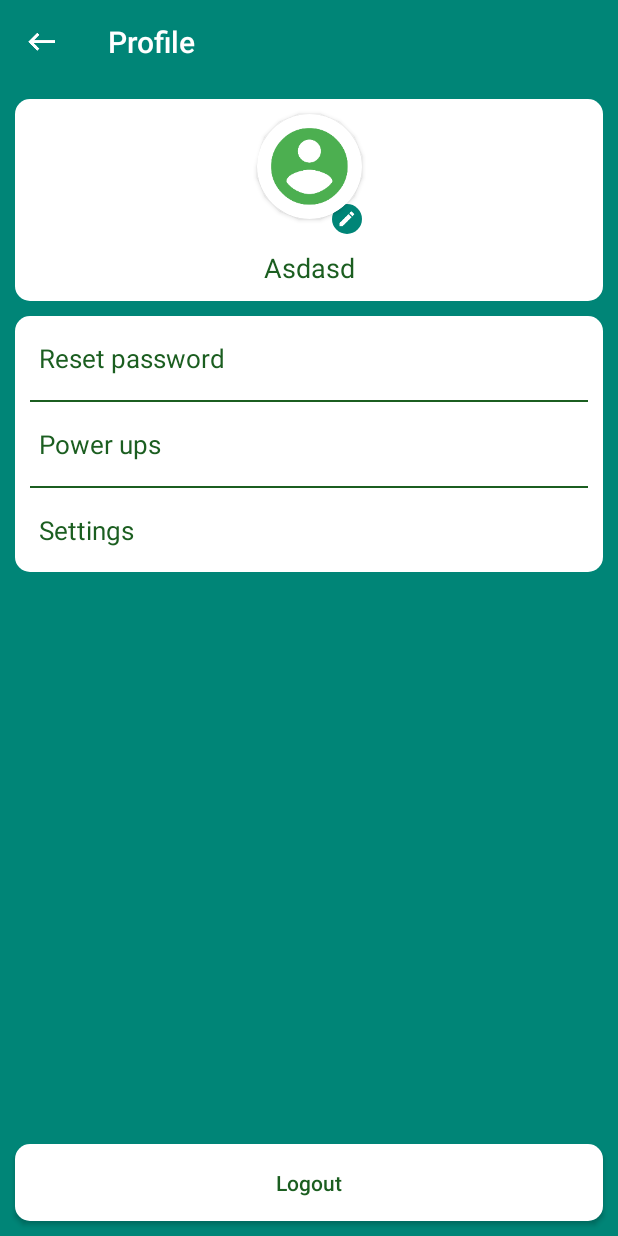
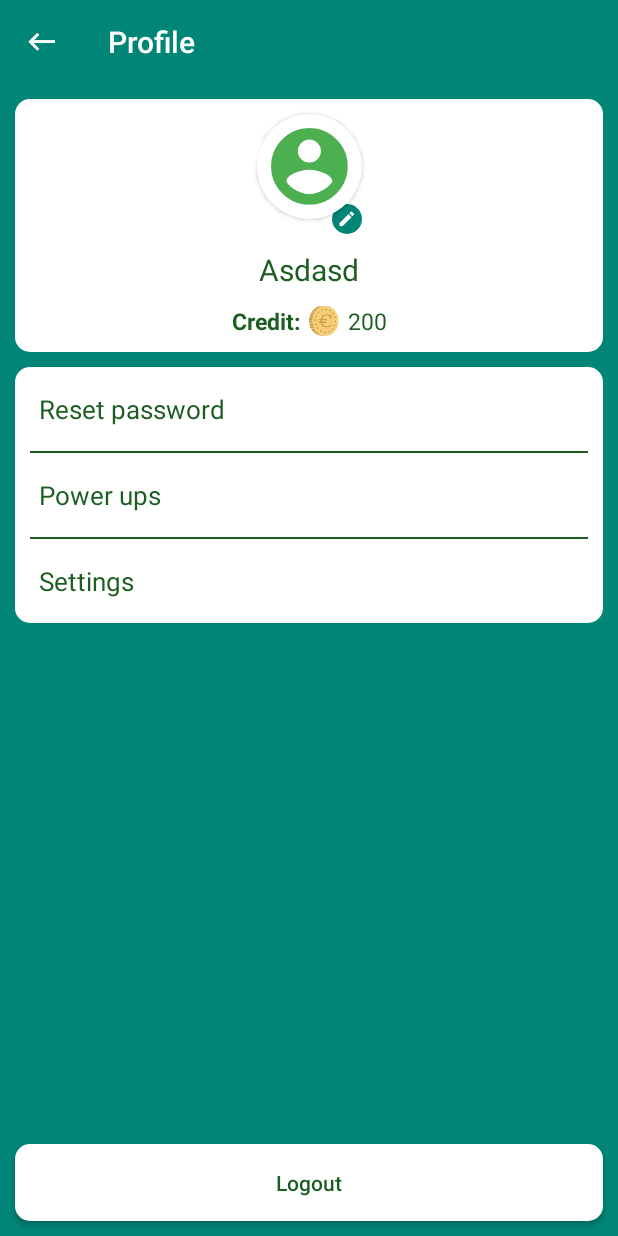
Before and after one commit to mihaiAdascalitei/QuizGame, an Android app: the ProfileActivity screen opened directly, with no data from a screen before it, on a phone screen of 412 x 824 dp. Run offline under Robolectric (Android 15) with nearby library versions, the phone set to English and light mode, and no system bars; pictures from the network do not load; 3 statements that could not run were skipped.

Commit message:
Implemented sell and credit

```diff
--- a/app/src/main/java/com/dasteam/quiz/quizgame/gui/premium/PremiumAccountActivity.java
+++ b/app/src/main/java/com/dasteam/quiz/quizgame/gui/premium/PremiumAccountActivity.java
@@ -92,7 +92,7 @@ public class PremiumAccountActivity extends BaseActivity {
 
     private void setPremiumMode() {
 
-        boolean hasPremium = player.hasPremium() == 1;
+        boolean hasPremium = player.hasPremium();
         clCardForm.setVisibility(hasPremium ? View.GONE : View.VISIBLE);
         tvAlreadyPremium.setVisibility(hasPremium ? View.VISIBLE : View.GONE);
         ivAlreadyPremium.setVisibility(hasPremium ? View.VISIBLE : View.GONE);
--- a/app/src/main/java/com/dasteam/quiz/quizgame/gui/profile/ProfileActivity.java
+++ b/app/src/main/java/com/dasteam/quiz/quizgame/gui/profile/ProfileActivity.java
@@ -31,6 +31,7 @@ public class ProfileActivity extends BaseActivity {
     private TextView tvPowerUps;
     private TextView tvSettings;
     private TextView tvResetPassword;
+    private TextView tvCredit;
 
 
     @SuppressLint("MissingSuperCall")
@@ -49,6 +50,7 @@ public class ProfileActivity extends BaseActivity {
         tvPowerUps = findViewById(R.id.tv_profile_power_ups);
         tvResetPassword = findViewById(R.id.tv_profile_reset_password);
         tvSettings = findViewById(R.id.tv_profile_settings);
+        tvCredit = findViewById(R.id.tv_profile_credit);
     }
 
     @Override
@@ -141,6 +143,7 @@ public class ProfileActivity extends BaseActivity {
 
     private void updateFields() {
         tvUsername.setText(player.getUsername());
+        tvCredit.setText(player.getCredit());
 
         String profileImage = player.getProfileImage();
         if (profileImage != null) {
--- a/app/src/main/java/com/dasteam/quiz/quizgame/network/RetrofitService.java
+++ b/app/src/main/java/com/dasteam/quiz/quizgame/network/RetrofitService.java
@@ -8,7 +8,7 @@ import retrofit2.converter.gson.GsonConverterFactory;
 public class RetrofitService {
     private static RetrofitService INSTANCE;
     private Retrofit retrofit;
-    private static final String BASE_URL = "http://192.168.1.2:7070/";
+    private static final String BASE_URL = "http://192.168.1.3:7070/";
 
     public static RetrofitService getInstance() {
         if (INSTANCE == null) {
--- a/app/src/main/res/layout/activity_power_ups.xml
+++ b/app/src/main/res/layout/activity_power_ups.xml
@@ -4,14 +4,16 @@
     xmlns:tools="http://schemas.android.com/tools"
     android:layout_width="match_parent"
     android:layout_height="match_parent"
+    android:animateLayoutChanges="true"
     android:background="@color/background_color"
     tools:context=".gui.powerups.PowerUpsActivity">
 
     <include
         android:id="@+id/toolbar"
-        layout="@layout/toolbar"
+        layout="@layout/power_ups_toolbar"
         android:layout_width="match_parent"
         android:layout_height="?attr/actionBarSize" />
+
 
     <android.support.v7.widget.RecyclerView
         android:id="@+id/rv_power_ups"
--- a/app/src/main/res/layout/activity_profile.xml
+++ b/app/src/main/res/layout/activity_profile.xml
@@ -42,6 +42,7 @@
                 android:foreground="?attr/selectableItemBackground"
                 android:scaleType="centerCrop"
                 android:src="@drawable/ic_account_circle" />
+
         </android.support.v7.widget.CardView>
 
         <ImageView
@@ -64,11 +65,52 @@
             android:layout_margin="10dp"
             android:text="Asdasd"
             android:textColor="@color/dark_green"
-            android:textSize="18sp"
-            app:layout_constraintBottom_toBottomOf="parent"
+            android:textSize="20sp"
             app:layout_constraintLeft_toLeftOf="parent"
             app:layout_constraintRight_toRightOf="parent"
             app:layout_constraintTop_toBottomOf="@id/iv_edit" />
+
+        <TextView
+            android:id="@+id/tv_profile_credit_desc"
+            android:layout_width="wrap_content"
+            android:layout_height="wrap_content"
+            android:layout_marginTop="10dp"
+            android:layout_marginBottom="10dp"
+            android:text="@string/credit_description"
+            android:textColor="@color/dark_green"
+            android:textSize="15sp"
+            android:textStyle="bold"
+            app:layout_constraintBottom_toBottomOf="parent"
+            app:layout_constraintEnd_toStartOf="@id/iv_profile_coin"
+            app:layout_constraintHorizontal_chainStyle="packed"
+            app:layout_constraintStart_toStartOf="parent"
+            app:layout_constraintTop_toBottomOf="@id/tv_profile_name" />
+
+        <ImageView
+            android:id="@+id/iv_profile_coin"
+            android:layout_width="wrap_content"
+            android:layout_height="20dp"
+            android:layout_marginTop="10dp"
+            android:layout_marginBottom="10dp"
+            android:src="@drawable/ic_coin"
+            app:layout_constraintBottom_toBottomOf="parent"
+            app:layout_constraintEnd_toStartOf="@id/tv_profile_credit"
+            app:layout_constraintStart_toEndOf="@id/tv_profile_credit_desc"
+            app:layout_constraintTop_toBottomOf="@id/tv_profile_name" />
+
+        <TextView
+            android:id="@+id/tv_profile_credit"
+            android:layout_width="wrap_content"
+            android:layout_height="wrap_content"
+            android:layout_marginTop="10dp"
+            android:layout_marginBottom="10dp"
+            android:text="200"
+            android:textColor="@color/dark_green"
+            android:textSize="15sp"
+            app:layout_constraintBottom_toBottomOf="parent"
+            app:layout_constraintEnd_toEndOf="parent"
+            app:layout_constraintStart_toEndOf="@id/iv_profile_coin"
+            app:layout_constraintTop_toBottomOf="@id/tv_profile_name" />
 
     </android.support.constraint.ConstraintLayout>
 
--- a/app/src/main/res/values/strings.xml
+++ b/app/src/main/res/values/strings.xml
@@ -46,4 +46,7 @@
     <string name="power_up_sell">Sell</string>
     <string name="current_players">Current lobby players : </string>
     <string name="try_again">Try again</string>
+    <string name="credit_description">Credit:</string>
+    <string name="free_bonus">Free</string>
+    <string name="current_credit">Current credit:</string>
 </resources>
```
Also changed, not shown: app/src/main/java/com/dasteam/quiz/quizgame/gui/powerups/ItemSellCallback.java (added, +7 -0 lines), app/src/main/java/com/dasteam/quiz/quizgame/gui/powerups/PowerUpsActivity.java (+23 -2 lines), app/src/main/java/com/dasteam/quiz/quizgame/gui/powerups/adapter/PowerUpsAdapter.java (+13 -0 lines), app/src/main/java/com/dasteam/quiz/quizgame/gui/powerups/buypowerups/BuyPowerUpsActivity.java (+9 -1 lines), app/src/main/java/com/dasteam/quiz/quizgame/gui/powerups/buypowerups/adapter/BuyPowerUpsAdapter.java (+5 -2 lines), app/src/main/java/com/dasteam/quiz/quizgame/model/player/PlayerModel.java (+13 -2 lines), app/src/main/java/com/dasteam/quiz/quizgame/utils/QuizUtils.java (added, +16 -0 lines), app/src/main/res/layout/power_ups_toolbar.xml (added, +43 -0 lines).
